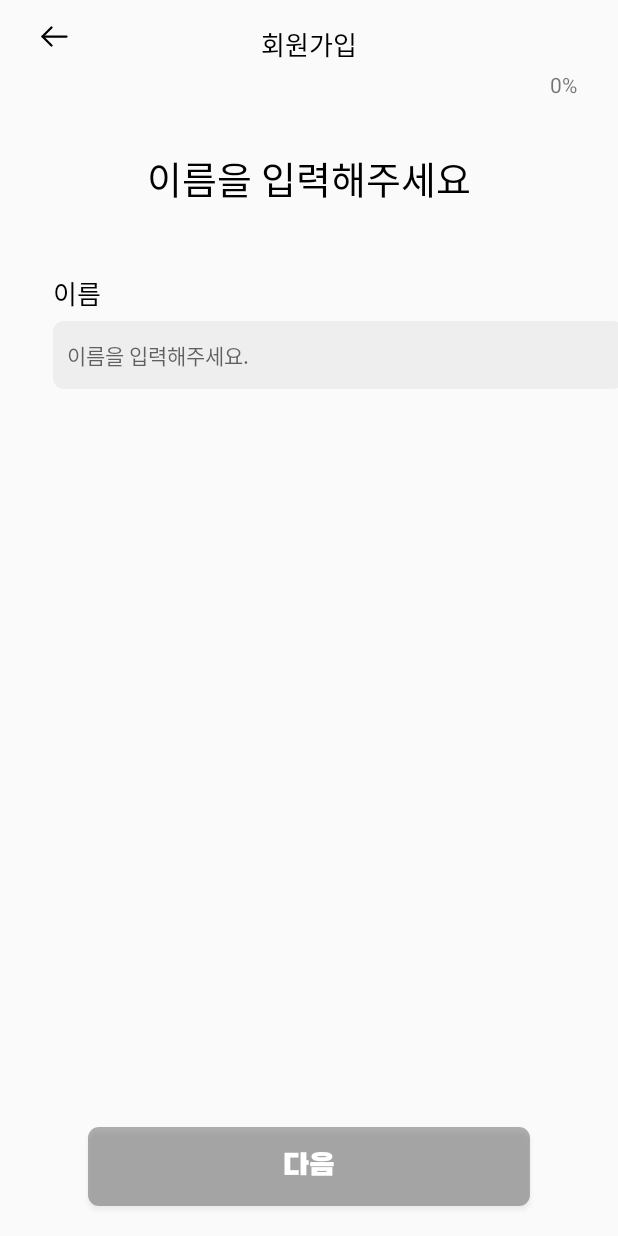
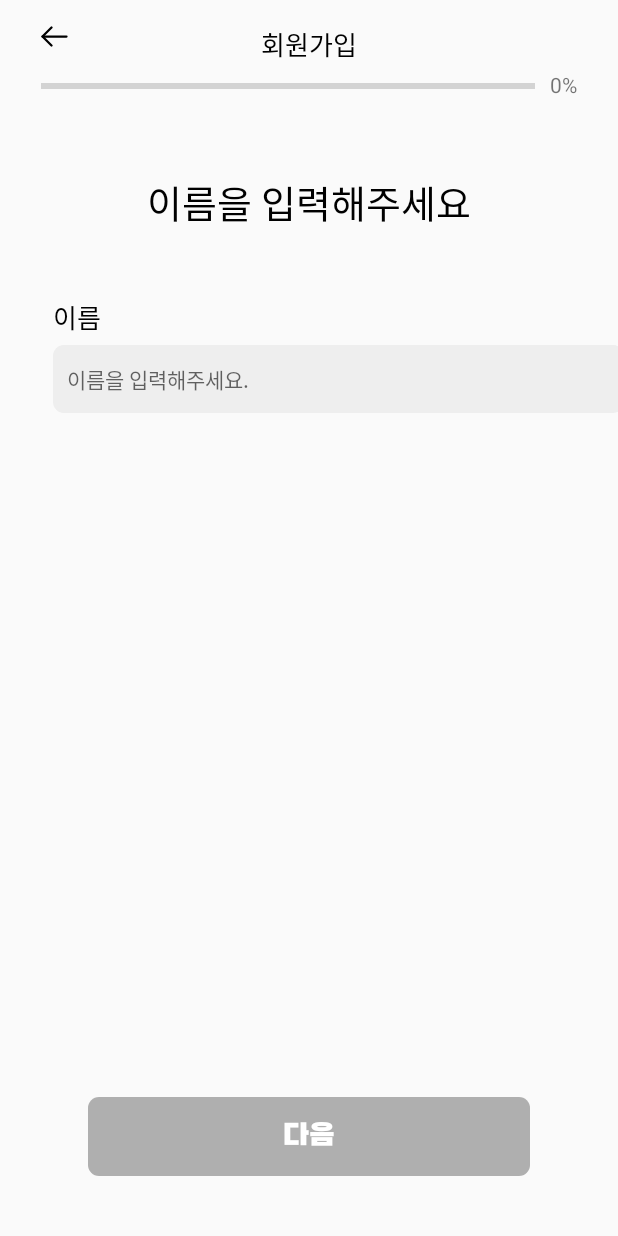
Before and after one commit to TUK-4-Idiots/siheung-security, an Android app built with Jetpack Compose: the SignUpActivity screen opened directly, with no data from a screen before it, on a phone screen of 412 x 824 dp. Run offline under Robolectric (Android 15) with nearby library versions, the phone set to English and light mode, and no system bars.

Commit message:
feat: SignUp 이름 입력

```diff
--- a/app/build.gradle.kts
+++ b/app/build.gradle.kts
@@ -73,4 +73,5 @@ dependencies {
     implementation("androidx.viewpager2:viewpager2:1.0.0")
     implementation("com.tbuonomo:dotsindicator:5.0")
     implementation("androidx.core:core-ktx:1.12.0")
+    implementation("androidx.fragment:fragment-ktx:1.6.2")
 }
--- a/app/src/main/AndroidManifest.xml
+++ b/app/src/main/AndroidManifest.xml
@@ -27,7 +27,7 @@
             android:name=".TermsOfUseActivity"
             android:exported="true"
             android:label="@string/app_name"
-            android:theme="@style/Theme.Siheungsecurity">
+            android:theme="@style/Theme.AppCompat.Light.NoActionBar">
             <intent-filter>
                 <action android:name="android.intent.action.MAIN" />
 
--- a/app/src/main/java/com/siheung/siheung_security/SignUpActivity.kt
+++ b/app/src/main/java/com/siheung/siheung_security/SignUpActivity.kt
@@ -1,15 +1,23 @@
 package com.siheung.siheung_security
 
+import android.annotation.SuppressLint
 import android.content.Intent
 import android.os.Bundle
+import android.widget.ProgressBar
+import androidx.activity.viewModels
 import androidx.appcompat.app.AppCompatActivity
-import androidx.fragment.app.FragmentTransaction
+import androidx.fragment.app.commit
+import androidx.lifecycle.Observer
+import com.google.android.material.internal.TextWatcherAdapter
 import com.siheung.siheung_security.databinding.ActivitySignUpBinding
-import com.siheung.siheung_security.fragments.ProgressFragment
+import com.siheung.siheung_security.fragments.FragmentButton
 
-private lateinit var binding : ActivitySignUpBinding
+
 
 class SignUpActivity: AppCompatActivity() {
+    private lateinit var binding : ActivitySignUpBinding
+    private val viewModel: SignUpViewModel by viewModels()
+
     override fun onCreate(savedInstanceState: Bundle?) {
         super.onCreate(savedInstanceState)
         binding = ActivitySignUpBinding.inflate(layoutInflater)
@@ -21,26 +29,37 @@ class SignUpActivity: AppCompatActivity() {
             finish()
         }
 
-        if(savedInstanceState == null) {
-            // FragmentManager를 통해서 FragmentTransaction 획득하기
-            val fragmentTransaction: FragmentTransaction =
-                supportFragmentManager.beginTransaction()
-            // add를 통해 container에 Fragment 추가
-            fragmentTransaction.add(R.id.progressBar, ProgressFragment())
-            fragmentTransaction.setReorderingAllowed(true)
-            // commit을 통해 transaction 등록
-            fragmentTransaction.commit()
+        binding.nameInput.addTextChangedListener(@SuppressLint("RestrictedApi")
+        object : TextWatcherAdapter() {
+            override fun onTextChanged(s: CharSequence, p1: Int, p2: Int, p3: Int) {
+                if (s != null) {
+                    viewModel.updateLength(s.length)
+                }
+            }
+        })
+
+        viewModel.getProgress().observe(this, Observer { progress ->
+            var startPoint = progress - 30
+
+            binding.progressBar.progress = progress
+            animateProgressBar(startPoint.toFloat(), progress.toFloat())
+            binding.progressBarPercent.text = "$progress%"
+        })
 
 
-//             FragmentKTX의 기능을 사용하여 위의 코드를 깔끔하게 변경
-//             commit 함수 내부에 FragmentTransaction을 수신객체로 받는
-//             함수 타입이 있어서 아래와 같이 작성 가능
-//            supportFragmentManager.commit {
-//                setReorderingAllowed(true)
-//                add(R.id.fragment_container, FirstFragment())
-//            }
+        if(savedInstanceState == null) {
+            supportFragmentManager.commit {
+                setReorderingAllowed(true)
+                add(R.id.nextButton, FragmentButton())
+            }
         }
     }
 
+    private fun animateProgressBar(startPoint: Float, endPoint: Float) {
+        val progressBar = findViewById<ProgressBar>(R.id.progressBar)
+        val anim = AnimateProgressBar(progressBar, startPoint, endPoint)
+        anim.duration = 1000
+        progressBar.startAnimation(anim)
+    }
 
 }
--- a/app/src/main/res/layout/activity_sign_up.xml
+++ b/app/src/main/res/layout/activity_sign_up.xml
@@ -26,14 +26,16 @@
         app:layout_constraintLeft_toLeftOf="parent"
         app:layout_constraintRight_toRightOf="parent"
         app:layout_constraintTop_toTopOf="parent" />
-    <androidx.fragment.app.FragmentContainerView
+    <ProgressBar
+        style="@style/Widget.AppCompat.ProgressBar.Horizontal"
         android:id="@+id/progressBar"
         android:layout_width="0dp"
         android:layout_height="wrap_content"
         app:layout_constraintWidth_percent="0.8"
+        android:max="100"
         app:layout_constraintTop_toBottomOf="@+id/backButton"
         android:layout_marginTop="18dp"
-        app:layout_constraintLeft_toLeftOf="@id/backButton"/>
+        app:layout_constraintLeft_toLeftOf="@+id/backButton"/>
     <TextView
         android:id="@+id/progressBarPercent"
         android:layout_width="wrap_content"
@@ -58,7 +60,7 @@
         app:layout_constraintRight_toRightOf="parent"
         />
     <TextView
-        android:id="@+id/inputTitle"
+        android:id="@+id/nameInputTitle"
         android:layout_width="wrap_content"
         android:layout_height="wrap_content"
         android:text="이름"
@@ -71,31 +73,24 @@
         android:layout_marginLeft="8dp"
         />
     <EditText
-        android:id="@+id/input"
+        android:id="@+id/nameInput"
         android:layout_width="wrap_content"
         android:layout_height="wrap_content"
         android:hint="이름을 입력해주세요."
         android:fontFamily="@font/onemobilebold"
         android:textSize="14sp"
         android:background="@drawable/button_background_white"
-        app:layout_constraintTop_toBottomOf="@+id/inputTitle"
+        app:layout_constraintTop_toBottomOf="@+id/nameInputTitle"
         android:layout_marginTop="5dp"
-        app:layout_constraintLeft_toLeftOf="@+id/inputTitle"
+        app:layout_constraintLeft_toLeftOf="@+id/nameInputTitle"
         android:paddingVertical="12dp"
         android:paddingStart="9dp"
         android:paddingRight="250dp"
         />
-    <Button
+    <androidx.fragment.app.FragmentContainerView
         android:id="@+id/nextButton"
         android:layout_width="wrap_content"
         android:layout_height="wrap_content"
-        android:text="다음"
-        android:fontFamily="@font/sbaggro"
-        android:textSize="18sp"
-        android:textColor="#fff"
-        android:background="@drawable/button_background_disabled"
-        android:paddingVertical="15dp"
-        android:paddingHorizontal="130dp"
         app:layout_constraintBottom_toBottomOf="parent"
         android:layout_marginBottom="20dp"
         app:layout_constraintLeft_toLeftOf="parent"
```
